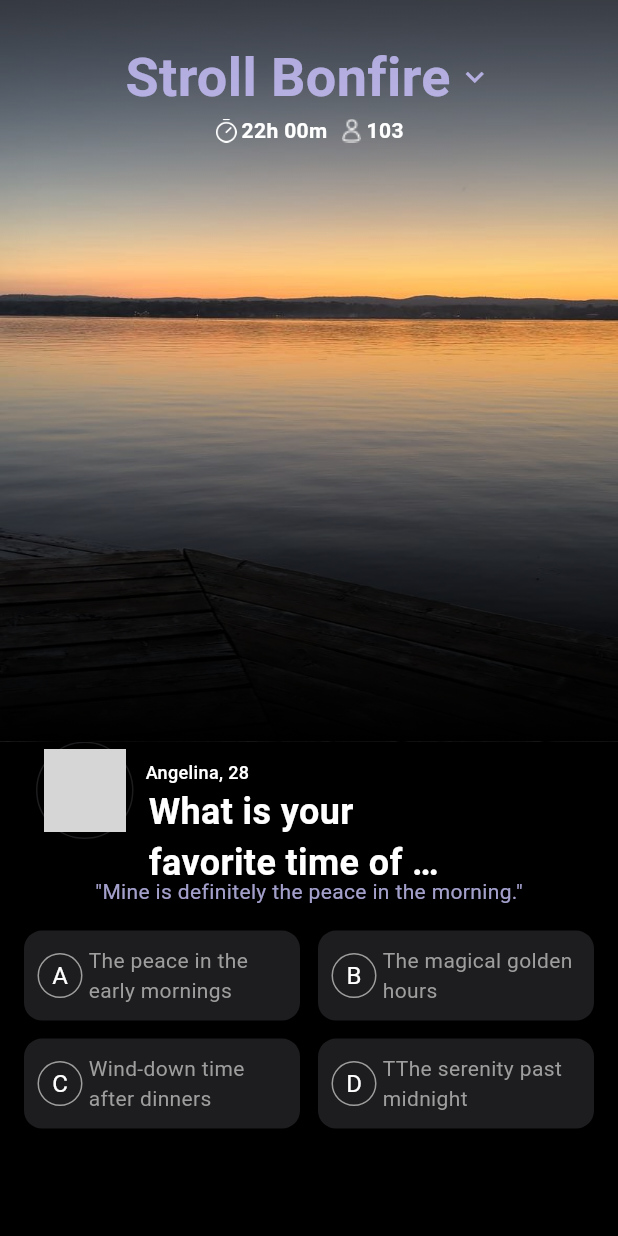
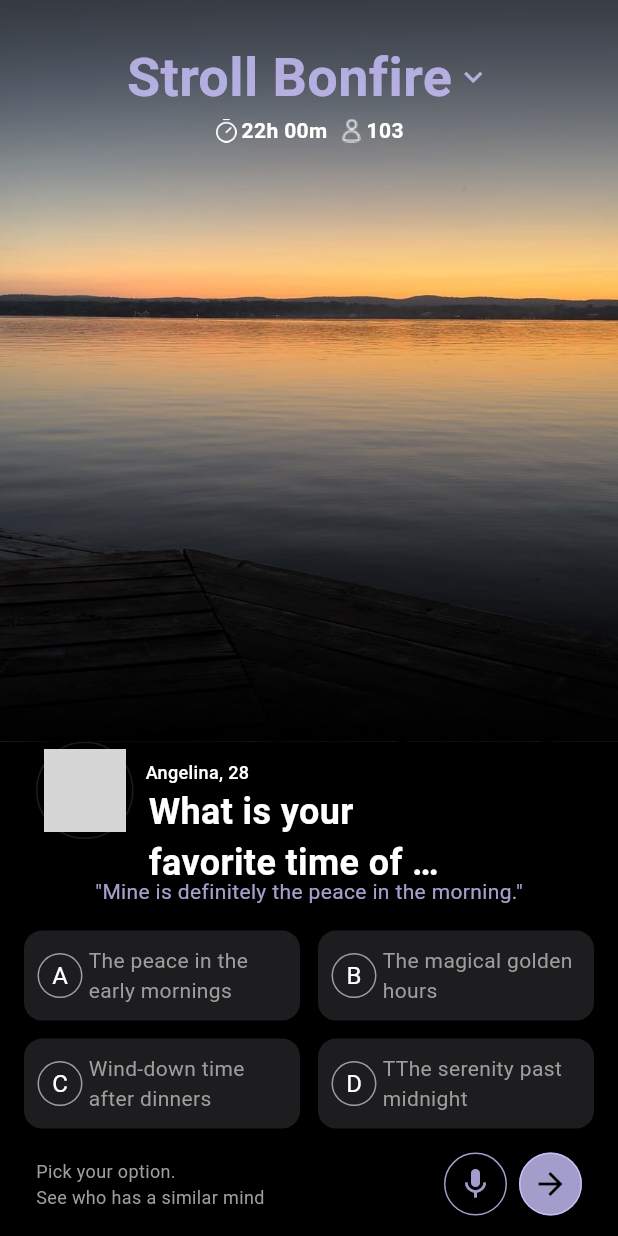
Before and after one commit to AGASTRONICS/frontend-interview-task, a Flutter app: the screen it shows after launch, on a phone screen of 412 x 824 dp. Run offline on Flutter 3.47's test engine with Material 3 defaults, Android fonts, the phone set to English and light mode, and no system bars; our stand-ins replace bloc, flutter_bloc; grey boxes are pictures that could not be loaded.

Commit message:
Completed Option Buttons Section

```diff
--- a/lib/common/widgets/buttons/stroll_button.dart
+++ b/lib/common/widgets/buttons/stroll_button.dart
@@ -0,0 +1,39 @@
+import 'package:feinterview/utils/constants/colors.dart';
+import 'package:flutter/material.dart';
+
+import '../../../utils/constants/sizes.dart';
+
+class StrollButton extends StatelessWidget {
+  final bool enableBackground;
+  final IconData icon;
+
+  const StrollButton({
+    super.key,
+    required this.icon,
+    this.enableBackground = false,
+  });
+
+  @override
+  Widget build(BuildContext context) {
+    return InkWell(
+      onTap: () {},
+      radius: 100.0,
+      child: Container(
+        padding: EdgeInsets.all(StrollSizes.sm),
+        decoration: BoxDecoration(
+          color: enableBackground ? StrollColors.primary : Colors.transparent,
+          borderRadius: BorderRadius.all(
+            Radius.circular(StrollSizes.rounded),
+          ),
+          border: Border.all(
+            color: StrollColors.primary,
+          ),
+        ),
+        child: Icon(
+          icon,
+          color: enableBackground ? StrollColors.dark : StrollColors.primary,
+        ),
+      ),
+    );
+  }
+}
--- a/lib/common/widgets/cards/answers_card.dart
+++ b/lib/common/widgets/cards/answers_card.dart
@@ -29,7 +29,8 @@ class StrollAnswersCard extends StatelessWidget {
           ),
           border: Border.all(
             color: isActive ? StrollColors.primary : Colors.transparent,
-            )),
+          ),
+        ),
         child: Padding(
           padding: const EdgeInsets.all(StrollSizes.sm),
           child: Row(
--- a/lib/common/widgets/texts/stroll_header_text.dart
+++ b/lib/common/widgets/texts/stroll_header_text.dart
@@ -32,14 +32,14 @@ class StrollHeaderText extends StatelessWidget {
                       fontWeight: FontWeight.w700,
                     ),
                   ),
-                  SizedBox(width: StrollSizes.xs),
+                  SizedBox(width: StrollSizes.xs / 2),
                   InkWell(
                     onTap: () {},
                     child: Icon(
                       Icons.keyboard_arrow_down,
                       color: StrollColors.primary,
                     ),
-                  )
+                  ),
                 ],
               ),
               StrollSubHeaderText(),
--- a/lib/features/personalization/screens/fe-interview-task/fe_interview_task.dart
+++ b/lib/features/personalization/screens/fe-interview-task/fe_interview_task.dart
@@ -1,5 +1,6 @@
 import 'package:feinterview/features/personalization/screens/fe-interview-task/widgets/answers_section.dart';
 import 'package:feinterview/features/personalization/screens/fe-interview-task/widgets/background_with_stack_text.dart';
+import 'package:feinterview/features/personalization/screens/fe-interview-task/widgets/content_actions.dart';
 import 'package:feinterview/features/personalization/screens/fe-interview-task/widgets/user_subheader.dart';
 import 'package:flutter/material.dart';
 
@@ -35,7 +36,14 @@ class FrontendInterviewTask extends StatelessWidget {
               color: StrollColors.accent,
             ),
           ),
-          StrollAnswersSection(),
+          Expanded(
+            child: Column(
+              children: [
+                StrollAnswersSection(),
+                StrollContentActionsSection(),
+              ],
+            ),
+          ),
         ],
       ),
     );
--- /dev/null
+++ b/lib/features/personalization/screens/fe-interview-task/widgets/content_actions.dart
@@ -0,0 +1,64 @@
+import 'package:flutter/material.dart';
+
+import '../../../../../common/widgets/buttons/stroll_button.dart';
+import '../../../../../utils/constants/colors.dart';
+import '../../../../../utils/constants/sizes.dart';
+
+class StrollContentActionsSection extends StatelessWidget {
+  const StrollContentActionsSection({super.key});
+
+  @override
+  Widget build(BuildContext context) {
+    return Padding(
+      padding: const EdgeInsets.symmetric(horizontal: StrollSizes.lg),
+      child: Row(
+        mainAxisAlignment: MainAxisAlignment.spaceBetween,
+        children: [
+          /// Left
+          Column(
+            mainAxisAlignment: MainAxisAlignment.start,
+            crossAxisAlignment: CrossAxisAlignment.start,
+            children: [
+              Text(
+                'Pick your option.',
+                maxLines: 1,
+                softWrap: true,
+                textAlign: TextAlign.start,
+                style: TextStyle(
+                  color: StrollColors.textGrey,
+                  fontSize: StrollSizes.fontSizeXs,
+                  overflow: TextOverflow.ellipsis,
+                ),
+              ),
+              Text(
+                'See who has a similar mind',
+                maxLines: 1,
+                softWrap: true,
+                textAlign: TextAlign.start,
+                style: TextStyle(
+                  color: StrollColors.textGrey,
+                  fontSize: StrollSizes.fontSizeXs,
+                  overflow: TextOverflow.ellipsis,
+                ),
+              ),
+            ],
+          ),
+
+          /// Right
+          Row(
+            spacing: StrollSizes.sm,
+            children: [
+              StrollButton(
+                icon: Icons.mic,
+              ),
+              StrollButton(
+                icon: Icons.arrow_forward,
+                enableBackground: true,
+              ),
+            ],
+          )
+        ],
+      ),
+    );
+  }
+}
--- a/lib/utils/constants/sizes.dart
+++ b/lib/utils/constants/sizes.dart
@@ -5,6 +5,7 @@ class StrollSizes {
   static const double md = 16.0;
   static const double lg = 24.0;
   static const double xl = 32.0;
+  static const double rounded = 100.0;
 
   // Icon sizes
   static const double iconXs = 12.0;
```
Lines whose indentation alone changed are shown as unchanged.
